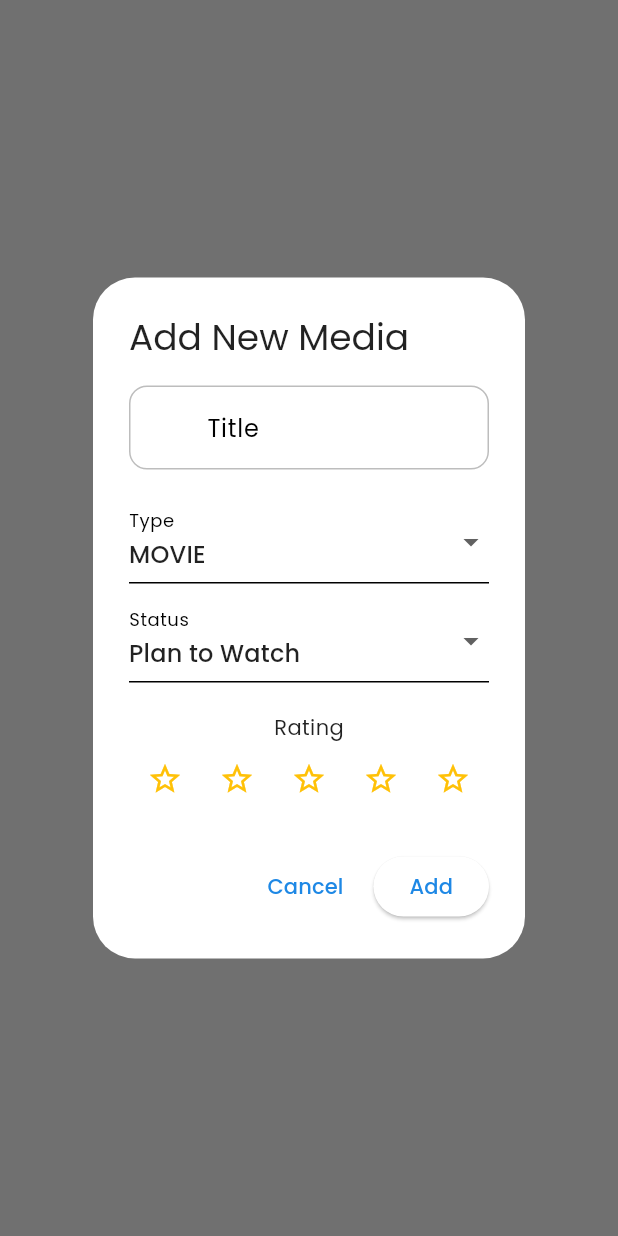
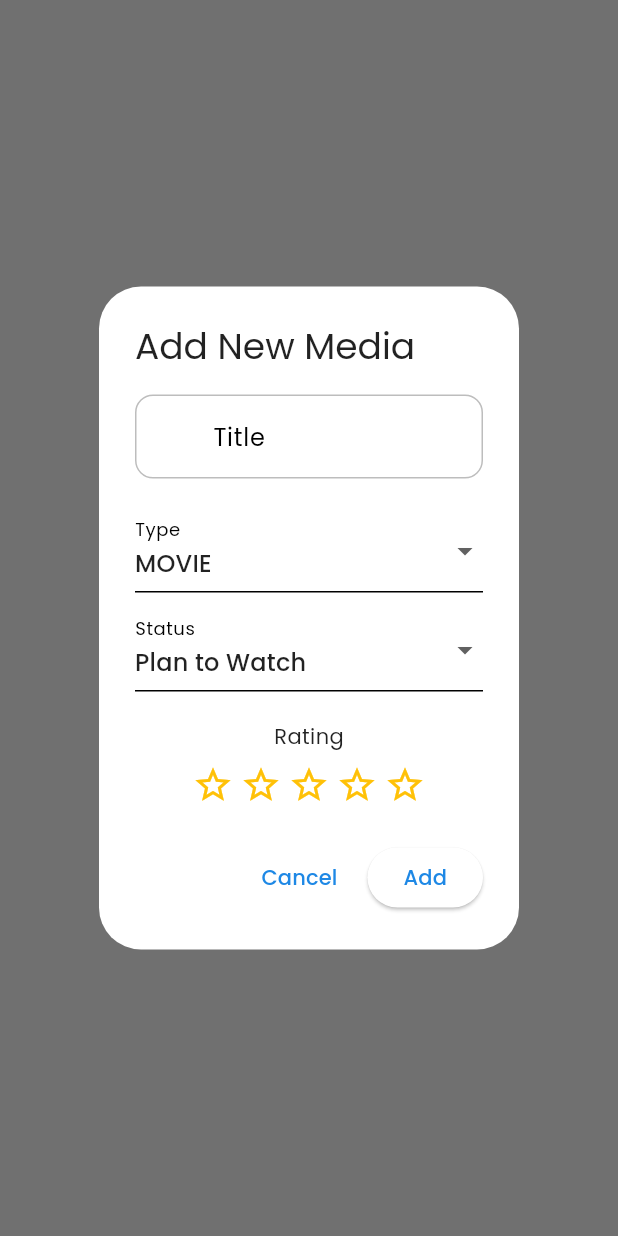
Before and after one commit to SaidurRahman1004/pocketvault, a Flutter app: what showAddMediaDialog() shows on an empty page, opened directly, on a phone screen of 412 x 824 dp. Run offline on Flutter 3.47's test engine with Material 3 defaults, Android fonts, the phone set to English and light mode, and no system bars; our stand-ins replace flutter_staggered_animations, google_fonts, sqflite; accounts and stored records are empty.

Commit message:
Bug fixed

```diff
--- a/lib/features/media/widgets/add_media_dialog.dart
+++ b/lib/features/media/widgets/add_media_dialog.dart
@@ -86,20 +86,22 @@ Future<void> showAddMediaDialog(BuildContext context) async {
                     const SizedBox(height: 20),
                     // Rating Bar star loop
                     const Text('Rating'),
-                    Row(
-                      mainAxisAlignment: MainAxisAlignment.center,
+                    const SizedBox(height: 8),
+                    Wrap(
+                      spacing: 4.0,
                       children: List.generate(5, (index) {
-                        return IconButton(
-                          onPressed: () {
+                        return GestureDetector(
+                          onTap: () {
                             setDialogState(() {
                               currentRating = index + 1;
                             });
                           },
-                          icon: Icon(
+                          child: Icon(
                             index < currentRating
                                 ? Icons.star
                                 : Icons.star_border,
                             color: Colors.amber,
+                            size: 28,
                           ),
                         );
                       }),
```
Also changed, not shown: pubspec.yaml (+8 -0 lines), assets/icons/app_icon.png (added), assets/images/empty_bookmarks.png (added), assets/images/empty_media.png (added), assets/images/empty_shopping.png (added), pubspec.lock, 22 other files.
